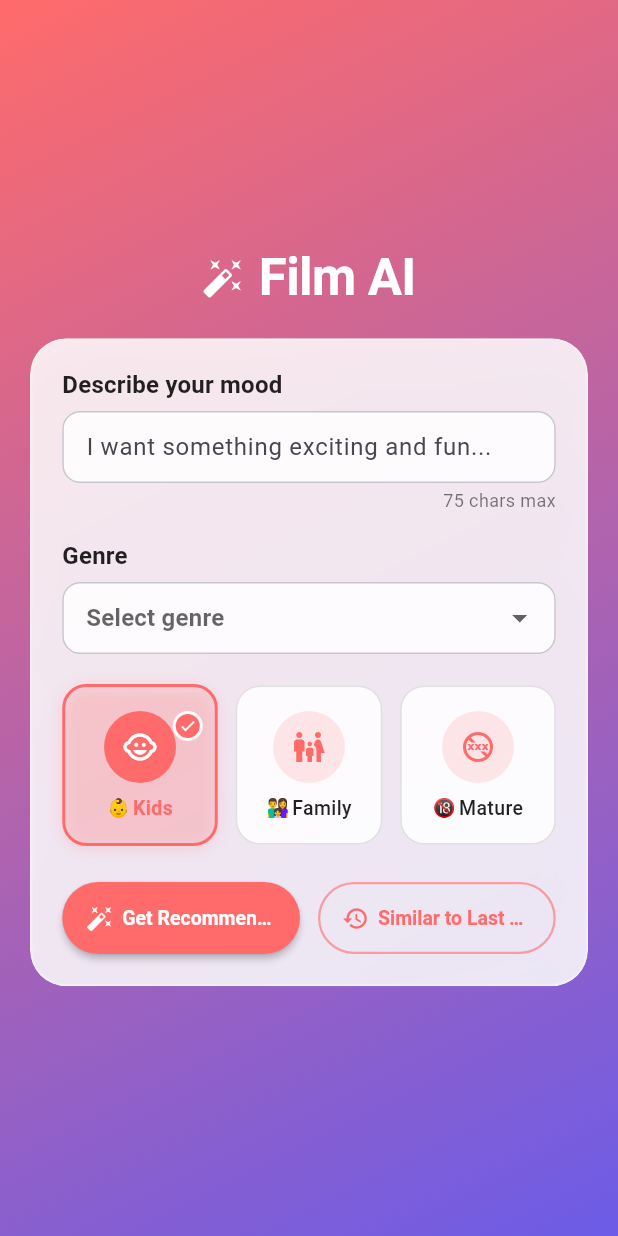
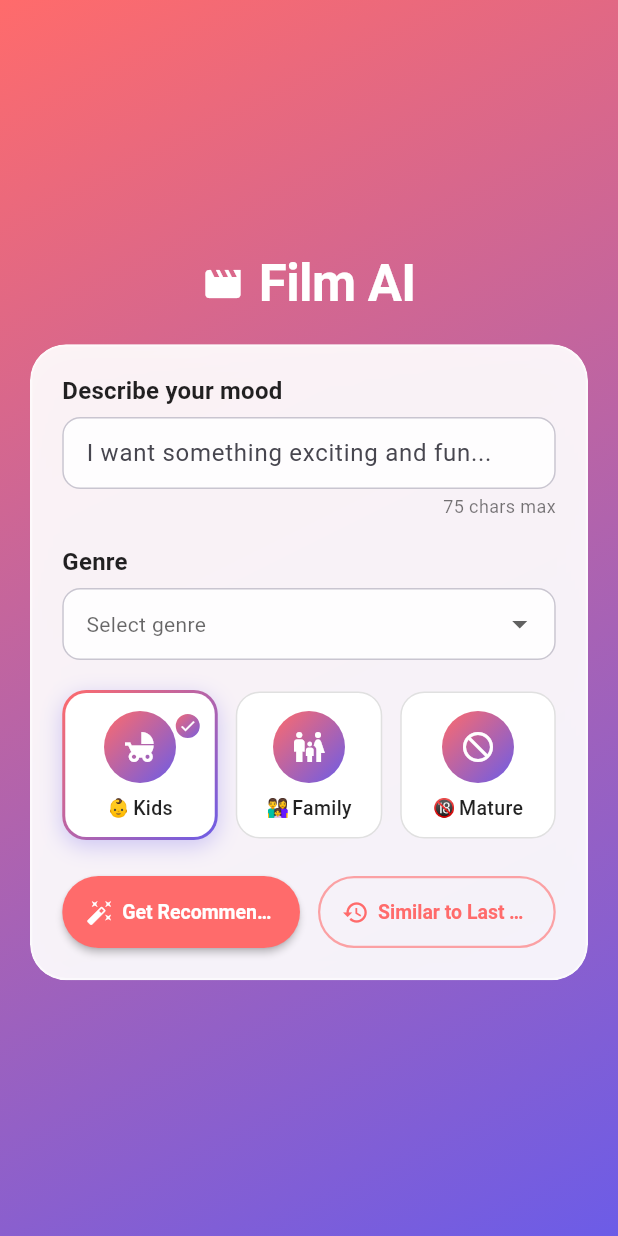
Before and after one commit to dev3019/film_ai, a Flutter app: the screen it shows after launch, after a tap on "Kids", on a phone screen of 412 x 824 dp. Run offline on Flutter 3.47's test engine with Material 3 defaults, Android fonts, the phone set to English and light mode, and no system bars.

Commit message:
fix(ui): align implementation with mockup design
- mood_text_field: Keep label above, placeholder inside, static counter
- genre_dropdown: Use lighter font weight for selected text
- age_selector:
  - Use gradient background for icon circles (coral→purple)
  - Use gradient border for selected state
  - Add elevation/shadow for selected tiles
  - Keep default font color (no color change on selection)
  - Use appropriate icons (child_friendly, family_restroom, not_interested)
  - Make tiles more compact
- frosted_card: Increase opacity to 0.92 for cleaner white background
- header: Use filled clapboard icon (movie_creation)

```diff
--- a/lib/features/input/input_page.dart
+++ b/lib/features/input/input_page.dart
@@ -99,7 +99,7 @@ class _Header extends StatelessWidget {
       mainAxisAlignment: MainAxisAlignment.center,
       children: [
         const Icon(
-          Icons.auto_fix_high, // magic wand icon matching the design
+          Icons.movie_creation, // filled clapboard icon
           color: Colors.white,
           size: 28,
         ),
--- a/lib/features/input/widgets/age_selector.dart
+++ b/lib/features/input/widgets/age_selector.dart
@@ -4,9 +4,9 @@ import '../../../core/theme/app_colors.dart';
 
 /// Age suitability categories for movie recommendations.
 enum AgeCategory {
-  kids('Kids', Icons.child_care),
+  kids('Kids', Icons.child_friendly),
   family('Family', Icons.family_restroom),
-  mature('Mature', Icons.no_adult_content);
+  mature('Mature', Icons.not_interested);
 
   const AgeCategory(this.label, this.icon);
 
@@ -21,8 +21,9 @@ enum AgeCategory {
 ///
 /// Features:
 /// - Single-select behavior
-/// - Visual selected state with border and checkmark badge
-/// - Icons and labels for each option
+/// - Gradient icon background matching app theme
+/// - Elevated selected state with gradient border
+/// - Compact square tiles
 class AgeSelector extends StatelessWidget {
   const AgeSelector({
     super.key,
@@ -72,32 +73,34 @@ class _AgeTile extends StatelessWidget {
 
   @override
   Widget build(BuildContext context) {
-    final Color accentColor = AppColors.coral;
-
     return GestureDetector(
       onTap: onTap,
       child: AnimatedContainer(
         duration: const Duration(milliseconds: 200),
         curve: Curves.easeInOut,
-        padding: const EdgeInsets.symmetric(vertical: 16, horizontal: 8),
         decoration: BoxDecoration(
-          color: isSelected
-              ? accentColor.withValues(alpha: 0.1)
-              : Colors.white.withValues(alpha: 0.85),
           borderRadius: BorderRadius.circular(16),
-          border: Border.all(
-            color: isSelected ? accentColor : Colors.grey.shade300,
-            width: isSelected ? 2 : 1,
-          ),
+          // Gradient border for selected state
+          gradient: isSelected ? AppColors.backgroundGradient : null,
           boxShadow: isSelected
               ? [
                   BoxShadow(
-                    color: accentColor.withValues(alpha: 0.2),
-                    blurRadius: 8,
-                    offset: const Offset(0, 2),
+                    color: AppColors.purple.withValues(alpha: 0.3),
+                    blurRadius: 12,
+                    offset: const Offset(0, 4),
                   ),
                 ]
               : null,
+        ),
+        child: Container(
+          margin: EdgeInsets.all(isSelected ? 2 : 0),
+          padding: const EdgeInsets.symmetric(vertical: 12, horizontal: 8),
+          decoration: BoxDecoration(
+            color: Colors.white, // White container background
+            borderRadius: BorderRadius.circular(isSelected ? 14 : 16),
+            border: isSelected
+                ? null
+                : Border.all(color: Colors.grey.shade300, width: 1),
           ),
           child: Stack(
             children: [
@@ -105,20 +108,10 @@ class _AgeTile extends StatelessWidget {
                 child: Column(
                   mainAxisSize: MainAxisSize.min,
                   children: [
-                  Container(
-                    width: 48,
-                    height: 48,
-                    decoration: BoxDecoration(
-                      color: isSelected
-                          ? accentColor
-                          : accentColor.withValues(alpha: 0.15),
-                      shape: BoxShape.circle,
-                    ),
-                    child: Icon(
-                      category.icon,
-                      color: isSelected ? Colors.white : accentColor,
-                      size: 24,
-                    ),
+                    // Icon with gradient background
+                    _GradientIconCircle(
+                      icon: category.icon,
+                      size: 48,
                     ),
                     const SizedBox(height: 8),
                     Row(
@@ -132,11 +125,10 @@ class _AgeTile extends StatelessWidget {
                         const SizedBox(width: 2),
                         Text(
                           category.label,
-                        style: TextStyle(
+                          style: const TextStyle(
                             fontSize: 13,
-                          fontWeight:
-                              isSelected ? FontWeight.w600 : FontWeight.w500,
-                          color: isSelected ? accentColor : Colors.black87,
+                            fontWeight: FontWeight.w500,
+                            color: Colors.black87, // Default font color always
                           ),
                         ),
                       ],
@@ -148,22 +140,10 @@ class _AgeTile extends StatelessWidget {
                 Positioned(
                   top: 0,
                   right: 0,
-                child: Container(
-                  width: 20,
-                  height: 20,
-                  decoration: BoxDecoration(
-                    color: accentColor,
-                    shape: BoxShape.circle,
-                    border: Border.all(color: Colors.white, width: 2),
-                  ),
-                  child: const Icon(
-                    Icons.check,
-                    color: Colors.white,
-                    size: 12,
-                  ),
-                ),
+                  child: _GradientCheckBadge(),
                 ),
             ],
+          ),
         ),
       ),
     );
@@ -177,3 +157,52 @@ class _AgeTile extends StatelessWidget {
     };
   }
 }
+
+/// A circular icon container with gradient background.
+class _GradientIconCircle extends StatelessWidget {
+  const _GradientIconCircle({
+    required this.icon,
+    required this.size,
+  });
+
+  final IconData icon;
+  final double size;
+
+  @override
+  Widget build(BuildContext context) {
+    return Container(
+      width: size,
+      height: size,
+      decoration: const BoxDecoration(
+        gradient: AppColors.backgroundGradient,
+        shape: BoxShape.circle,
+      ),
+      child: Icon(
+        icon,
+        color: Colors.white,
+        size: size * 0.5,
+      ),
+    );
+  }
+}
+
+/// A small checkmark badge with gradient background.
+class _GradientCheckBadge extends StatelessWidget {
+  @override
+  Widget build(BuildContext context) {
+    return Container(
+      width: 20,
+      height: 20,
+      decoration: BoxDecoration(
+        gradient: AppColors.backgroundGradient,
+        shape: BoxShape.circle,
+        border: Border.all(color: Colors.white, width: 2),
+      ),
+      child: const Icon(
+        Icons.check,
+        color: Colors.white,
+        size: 12,
+      ),
+    );
+  }
+}
--- a/lib/features/input/widgets/genre_dropdown.dart
+++ b/lib/features/input/widgets/genre_dropdown.dart
@@ -20,6 +20,7 @@ enum Genre {
 /// Features:
 /// - Styled to match theme with rounded corners and subtle borders
 /// - Type-safe genre selection via [Genre] enum
+/// - Light font weight for selected text
 class GenreDropdown extends StatefulWidget {
   const GenreDropdown({
     super.key,
@@ -62,6 +63,10 @@ class _GenreDropdownState extends State<GenreDropdown> {
           initialValue: _selectedGenre,
           hint: const Text('Select genre'),
           isExpanded: true,
+          style: Theme.of(context).textTheme.bodyMedium?.copyWith(
+                fontWeight: FontWeight.w400, // Less bold for selected text
+                color: Colors.black87,
+              ),
           decoration: const InputDecoration(
             contentPadding: EdgeInsets.symmetric(horizontal: 12, vertical: 12),
           ),
--- a/lib/features/input/widgets/mood_text_field.dart
+++ b/lib/features/input/widgets/mood_text_field.dart
@@ -3,9 +3,9 @@ import 'package:flutter/material.dart';
 /// A text input field for capturing the user's mood description.
 ///
 /// Features:
-/// - Max length of 75 characters with visible counter
-/// - Production-ready UX with clear label and placeholder
-/// - Focus state styling via theme
+/// - Max length of 75 characters with static counter display
+/// - Label positioned above the field
+/// - Placeholder text inside the field
 class MoodTextField extends StatefulWidget {
   const MoodTextField({
     super.key,
@@ -60,7 +60,7 @@ class _MoodTextFieldState extends State<MoodTextField> {
           textInputAction: TextInputAction.done,
           decoration: const InputDecoration(
             hintText: 'I want something exciting and fun...',
-            counterText: '', // Hide default counter, we use custom one below
+            counterText: '', // Hide default counter
           ),
           onChanged: widget.onChanged,
         ),
--- a/lib/shared/widgets/frosted_card.dart
+++ b/lib/shared/widgets/frosted_card.dart
@@ -12,7 +12,7 @@ class FrostedCard extends StatelessWidget {
     required this.child,
     this.padding = const EdgeInsets.all(20),
     this.borderRadius = 24.0,
-    this.blurSigma = 16.0,
+    this.blurSigma = 12.0,
   });
 
   /// The content to display inside the card.
@@ -24,7 +24,7 @@ class FrostedCard extends StatelessWidget {
   /// Border radius of the card. Defaults to 24.
   final double borderRadius;
 
-  /// Blur intensity. Defaults to 16.
+  /// Blur intensity. Defaults to 12.
   final double blurSigma;
 
   @override
@@ -37,18 +37,18 @@ class FrostedCard extends StatelessWidget {
           width: double.infinity,
           padding: padding,
           decoration: BoxDecoration(
-            // Semi-transparent white for frosted effect
-            color: Colors.white.withValues(alpha: 0.85),
+            // High opacity white for clean, readable frosted effect
+            color: Colors.white.withValues(alpha: 0.92),
             borderRadius: BorderRadius.circular(borderRadius),
             border: Border.all(
-              color: Colors.white.withValues(alpha: 0.3),
+              color: Colors.white.withValues(alpha: 0.5),
               width: 1.5,
             ),
             boxShadow: [
               BoxShadow(
-                color: Colors.black.withValues(alpha: 0.1),
-                blurRadius: 24,
-                offset: const Offset(0, 12),
+                color: Colors.black.withValues(alpha: 0.08),
+                blurRadius: 20,
+                offset: const Offset(0, 8),
               ),
             ],
           ),
```
Lines whose indentation alone changed are shown as unchanged.
